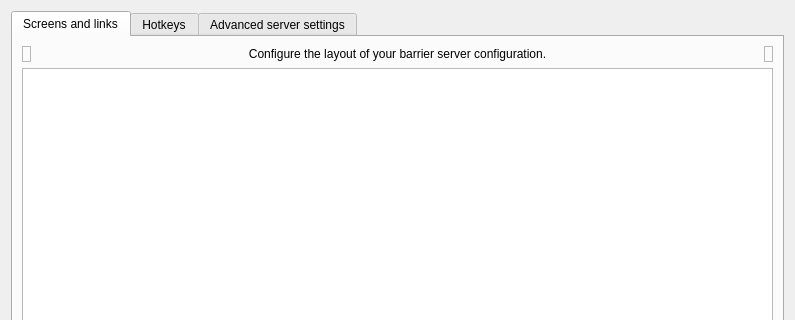
Qt form src/gui/src/ServerConfigDialogBase.ui (input-leap/input-leap) before a commit; both pictures show x 0 to 795 and y 0 to 320 of the 795 by 534 pixel window.
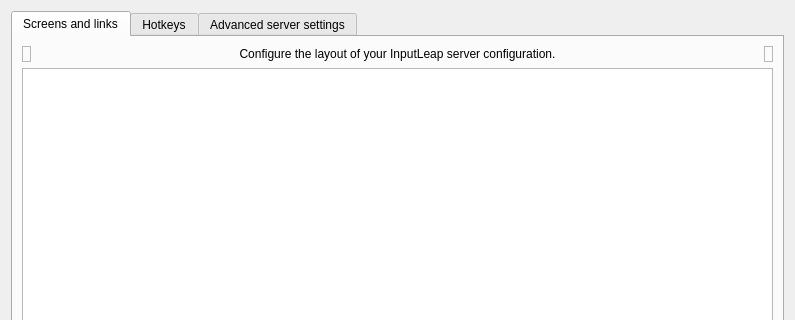
The same form after that commit. Icons and pictures are not drawn. Custom widgets are drawn as their Qt base class.

Commit message: gui: Update translated strings that contained references to barrier

The edit to the form file:
```diff
--- a/src/gui/src/ServerConfigDialogBase.ui
+++ b/src/gui/src/ServerConfigDialogBase.ui
@@ -57,7 +57,7 @@
             </sizepolicy>
            </property>
            <property name="text">
-            <string>Configure the layout of your barrier server configuration.</string>
+            <string>Configure the layout of your InputLeap server configuration.</string>
            </property>
            <property name="alignment">
             <set>Qt::AlignCenter</set>
```
The commit also changes 52 other files.
